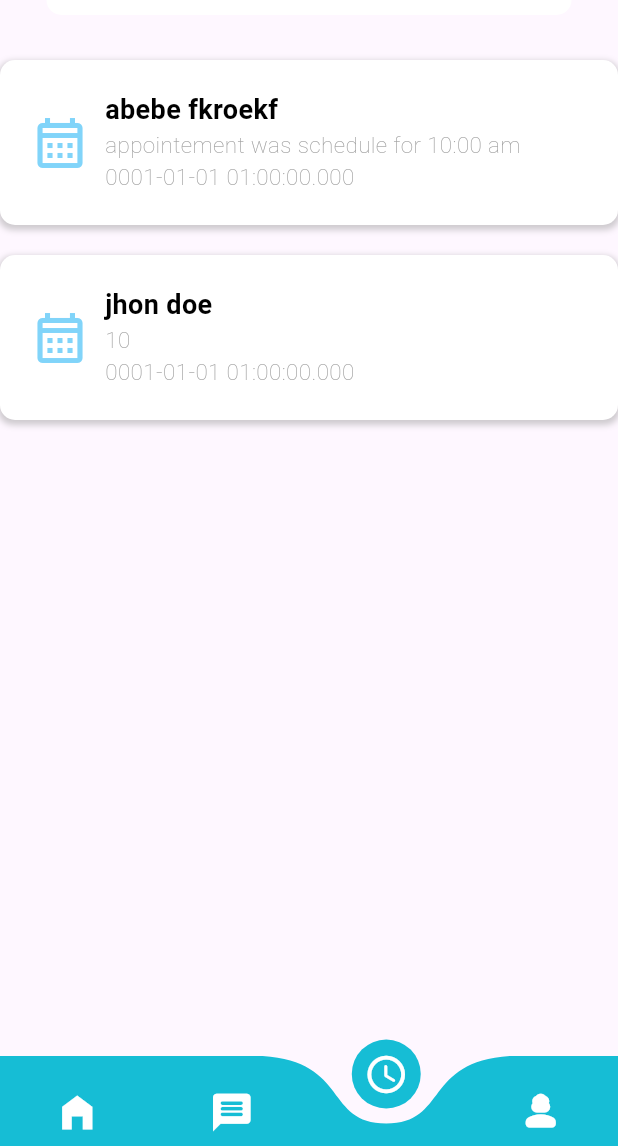
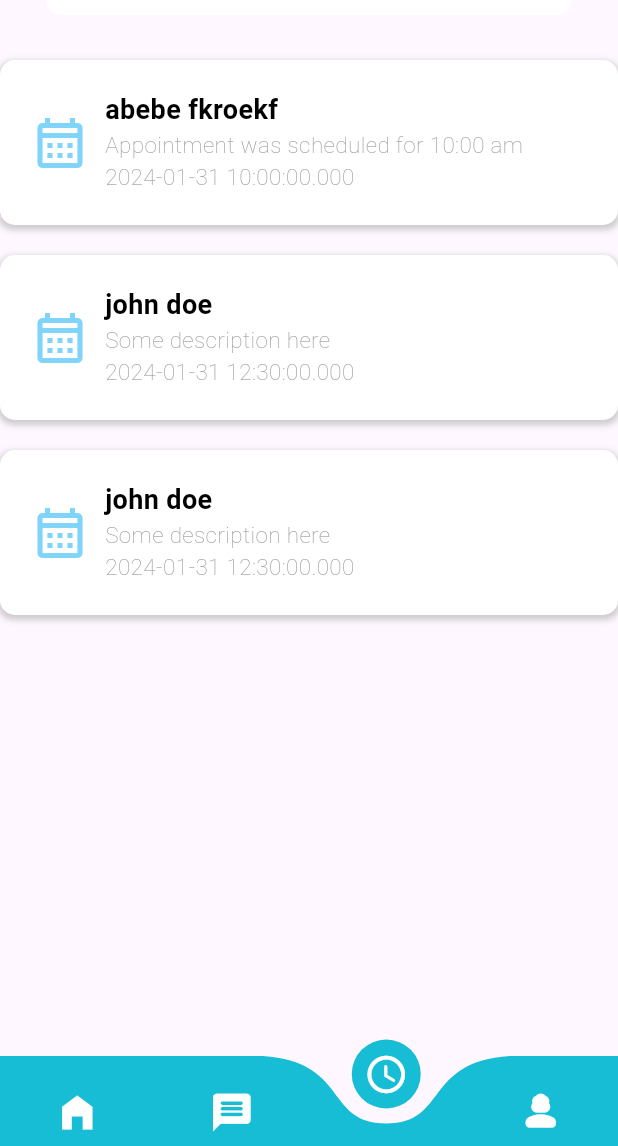
Before and after one commit to michael-099/Hakime, a Flutter app: the screen it shows after launch, item 3 of the bottom bar chosen, on a phone screen of 412 x 824 dp, the part 90-1236 px from its top. Run offline on Flutter 3.47's test engine with Material 3 defaults, Android fonts, the phone set to English and light mode, and no system bars; drawn by our look-alikes of curved_navigation_bar; missing offline and left inert: dart:js.

Commit message:
schedule map

```diff
--- a/lib/schedule/schedule.dart
+++ b/lib/schedule/schedule.dart
@@ -2,41 +2,54 @@ import 'package:flutter/material.dart';
 import './scheduleCard.dart';
 import '../dashBoard/TopBar.dart';
 
+class Schedules extends StatelessWidget {
+  // Sample data representing schedules
+  final List<Map<String, dynamic>> schedulesData = [
+    {
+      'person': 'abebe fkroekf',
+      'iconData': Icons.phone,
+      'description': 'Appointment was scheduled for 10:00 am',
+      'time': DateTime(2024, 1, 31, 10, 0),
+    },
+    {
+      'person': 'john doe',
+      'iconData': Icons.phone,
+      'description': 'Some description here',
+      'time': DateTime(2024, 1, 31, 12, 30),
+    },
+    {
+      'person': 'john doe',
+      'iconData': Icons.phone,
+      'description': 'Some description here',
+      'time': DateTime(2024, 1, 31, 12, 30),
+    },
+    // Add more schedule data as needed
+  ];
 
-class Schedules extends StatelessWidget {
+  @override
   Widget build(BuildContext context) {
     return MaterialApp(
       home: Scaffold(
-        // appBar: AppBar(title: Center(child: Text("Schedule" ,style: TextStyle(color:Colors.white) ,)),  backgroundColor:Color.fromARGB(255, 92, 180, 215),),
-
         body: Column(
           children: [
-            // TopBar(
-            //     categories: "Schedules",
-            //     iconData: Icons.Schedules_active_outlined,
-            //     number_of_doctors: "fmdk"),
-            SizedBox(height: 20,),
-             TopBar(
-                  categories: "HAKIME",
-                  iconData: Icons.notifications_active_outlined,
-                  number_of_doctors: "fmdk"),
             SizedBox(height: 20.0),
-            ScheduleCard(
-                person: "abebe fkroekf",
-                iconData: Icons.phone,
-                discription: "appointement was schedule for 10:00 am",
-                time:new DateTime(1,1,1,1) ),
-
-            ScheduleCard(
-                person: "jhon doe",
-                iconData: Icons.phone,
-                discription: "10",
-                time:new DateTime(1,1,1,1)
-                )
+            TopBar(
+              categories: "HAKIME",
+              iconData: Icons.notifications_active_outlined,
+              number_of_doctors: "fmdk",
+            ),
+            SizedBox(height: 20.0),
+            // Use the map function to create a list of ScheduleCard widgets
+            ...schedulesData.map((schedule) {
+              return ScheduleCard(
+                person: schedule['person'],
+                discription: schedule['description'],
+                time: schedule['time'],
+              );
+            }).toList(),
           ],
         ),
       ),
     );
   }
 }
-// :Color.fromARGB(255, 110, 189, 220)
--- a/lib/schedule/scheduleCard.dart
+++ b/lib/schedule/scheduleCard.dart
@@ -2,12 +2,12 @@ import "package:flutter/material.dart";
 import "package:hakime/Login/discription.dart";
 
 class ScheduleCard extends StatelessWidget {
-  final IconData iconData;
+
   final String person;
   final String discription;
   final DateTime time;
   ScheduleCard(
-      {required this.iconData,
+      {
       required this.person,
       required this.discription,
       required this.time});
```
